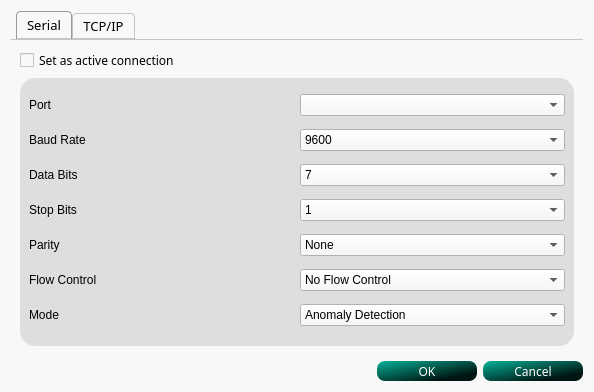
Above: config.ui from FutureElectron/FutureSimulator before the change. Below: the same form after it.
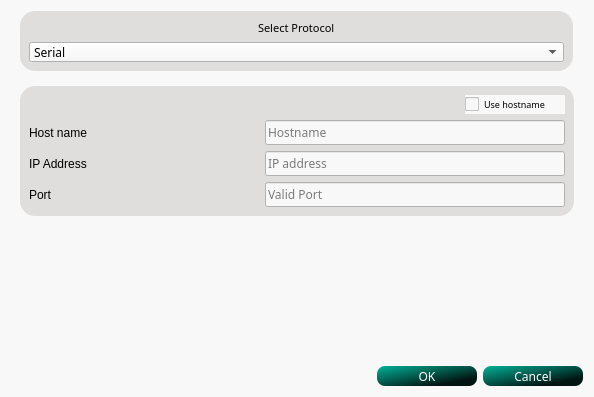
That is the form after the change. Icons and pictures are not drawn.

Diff of the .ui file:
```diff
--- a/config.ui
+++ b/config.ui
@@ -7,7 +7,7 @@
     <x>0</x>
     <y>0</y>
     <width>594</width>
-    <height>385</height>
+    <height>394</height>
    </rect>
   </property>
   <property name="windowTitle">
@@ -17,8 +17,90 @@
    <string notr="true">background-color: rgb(248, 248, 248);</string>
   </property>
   <layout class="QVBoxLayout" name="verticalLayout">
+   <item alignment="Qt::AlignHCenter">
+    <widget class="QFrame" name="frame_3">
+     <property name="maximumSize">
+      <size>
+       <width>555</width>
+       <height>16777215</height>
+      </size>
+     </property>
+     <property name="styleSheet">
+      <string notr="true">QFrame{
+	background-color: rgb(223, 222, 221);
+	border-radius:15px;
+	color: rgb(0, 0, 0);
+}</string>
+     </property>
+     <property name="frameShape">
+      <enum>QFrame::StyledPanel</enum>
+     </property>
+     <property name="frameShadow">
+      <enum>QFrame::Raised</enum>
+     </property>
+     <layout class="QVBoxLayout" name="verticalLayout_6">
+      <item alignment="Qt::AlignHCenter">
+       <widget class="QLabel" name="label_11">
+        <property name="font">
+         <font>
+          <family>Ubuntu Light</family>
+          <pointsize>8</pointsize>
+          <italic>false</italic>
+          <bold>false</bold>
+         </font>
+        </property>
+        <property name="text">
+         <string>Select Protocol</string>
+        </property>
+       </widget>
+      </item>
+      <item>
+       <widget class="QComboBox" name="protocolSelCombo">
+        <property name="minimumSize">
+         <size>
+          <width>535</width>
+          <height>20</height>
+         </size>
+        </property>
+        <property name="maximumSize">
+         <size>
+          <width>535</width>
+          <height>16777215</height>
+         </size>
+        </property>
+        <property name="font">
+         <font>
+          <family>Ubuntu Light</family>
+         </font>
+        </property>
+        <property name="styleSheet">
+         <string notr="true"/>
+        </property>
+        <property name="frame">
+         <bool>true</bool>
+        </property>
+        <item>
+         <property name="text">
+          <string>Serial</string>
+         </property>
+        </item>
+        <item>
+         <property name="text">
+          <string>TCPIP</string>
+         </property>
+        </item>
+        <item>
+         <property name="text">
+          <string>UDP</string>
+         </property>
+        </item>
+       </widget>
+      </item>
+     </layout>
+    </widget>
+   </item>
    <item>
-    <widget class="QTabWidget" name="tabWidget">
+    <widget class="QStackedWidget" name="stackedWidget">
      <property name="font">
       <font>
        <family>Ubuntu Light</family>
@@ -45,7 +127,7 @@
     border-top-left-radius: 4px;
     border-top-right-radius: 4px;
     min-width: 8ex;
-    padding: 3px 10px;
+    position:center;
 	color: black;
 }
 
@@ -65,28 +147,10 @@
 }</string>
      </property>
      <property name="currentIndex">
-      <number>0</number>
+      <number>1</number>
      </property>
-     <widget class="QWidget" name="serialtab">
-      <attribute name="title">
-       <string>Serial</string>
-      </attribute>
+     <widget class="QWidget" name="serialPage">
       <layout class="QVBoxLayout" name="verticalLayout_3">
-       <item>
-        <widget class="QCheckBox" name="setSerialActive">
-         <property name="font">
-          <font>
-           <family>Ubuntu Light</family>
-          </font>
-         </property>
-         <property name="text">
-          <string>Set as active connection</string>
-         </property>
-         <property name="checked">
-          <bool>false</bool>
-         </property>
-        </widget>
-       </item>
        <item>
         <widget class="QFrame" name="frame">
          <property name="minimumSize">
@@ -318,23 +382,8 @@
        </item>
       </layout>
      </widget>
-     <widget class="QWidget" name="tcptab">
-      <attribute name="title">
-       <string>TCP/IP</string>
-      </attribute>
+     <widget class="QWidget" name="tcpudpPage">
       <layout class="QVBoxLayout" name="verticalLayout_5">
-       <item>
-        <widget class="QCheckBox" name="setTCPActive">
-         <property name="font">
-          <font>
-           <family>Ubuntu Light</family>
-          </font>
-         </property>
-         <property name="text">
-          <string>Set as active connection</string>
-         </property>
-        </widget>
-       </item>
        <item>
         <widget class="QFrame" name="frame_2">
          <property name="minimumSize">
@@ -367,23 +416,116 @@
           <enum>QFrame::Raised</enum>
          </property>
          <layout class="QVBoxLayout" name="verticalLayout_4">
+          <item alignment="Qt::AlignRight">
+           <widget class="QCheckBox" name="useHostnameCheckBtn">
+            <property name="minimumSize">
+             <size>
+              <width>100</width>
+              <height>15</height>
+             </size>
+            </property>
+            <property name="maximumSize">
+             <size>
+              <width>100</width>
+              <height>16777215</height>
+             </size>
+            </property>
+            <property name="font">
+             <font>
+              <family>Ubuntu Light</family>
+              <pointsize>7</pointsize>
+             </font>
+            </property>
+            <property name="styleSheet">
+             <string notr="true"/>
+            </property>
+            <property name="text">
+             <string>Use hostname</string>
+            </property>
+            <property name="icon">
+             <iconset resource="icons.qrc">
+              <normaloff>:/16x16/cil-check-alt.png</normaloff>:/16x16/cil-check-alt.png</iconset>
+            </property>
+            <property name="iconSize">
+             <size>
+              <width>8</width>
+              <height>8</height>
+             </size>
+            </property>
+           </widget>
+          </item>
+          <item>
+           <layout class="QHBoxLayout" name="horizontalLayout_11">
+            <item>
+             <widget class="QLabel" name="label_10">
+              <property name="text">
+               <string>Host name</string>
+              </property>
+             </widget>
+            </item>
+            <item>
+             <widget class="QLineEdit" name="hostNameLEdit">
+              <property name="minimumSize">
+               <size>
+                <width>0</width>
+                <height>20</height>
+               </size>
+              </property>
+              <property name="maximumSize">
+               <size>
+                <width>300</width>
+                <height>16777215</height>
+               </size>
+              </property>
+              <property name="font">
+               <font>
+                <family>Ubuntu Light</family>
+               </font>
+              </property>
+              <property name="styleSheet">
+               <string notr="true"/>
+              </property>
+              <property name="text">
+               <string/>
+              </property>
+              <property name="placeholderText">
+               <string>Hostname</string>
+              </property>
+             </widget>
+            </item>
+           </layout>
+          </item>
           <item>
            <layout class="QHBoxLayout" name="horizontalLayout_9">
             <item>
              <widget class="QLabel" name="label_8">
               <property name="text">
-               <string>IP Address/Host name</string>
+               <string>IP Address</string>
               </property>
              </widget>
             </item>
             <item>
              <widget class="QLineEdit" name="ipaddr">
+              <property name="minimumSize">
+               <size>
+                <width>0</width>
+                <height>20</height>
+               </size>
+              </property>
               <property name="maximumSize">
                <size>
-                <width>200</width>
+                <width>300</width>
                 <height>16777215</height>
                </size>
               </property>
+              <property name="font">
+               <font>
+                <family>Ubuntu Light</family>
+               </font>
+              </property>
+              <property name="styleSheet">
+               <string notr="true"/>
+              </property>
               <property name="placeholderText">
                <string>IP address</string>
               </property>
@@ -402,12 +544,26 @@
             </item>
             <item>
              <widget class="QLineEdit" name="tcp_port">
+              <property name="minimumSize">
+               <size>
+                <width>0</width>
+                <height>20</height>
+               </size>
+              </property>
               <property name="maximumSize">
                <size>
-                <width>200</width>
+                <width>300</width>
                 <height>16777215</height>
                </size>
               </property>
+              <property name="font">
+               <font>
+                <family>Ubuntu Light</family>
+               </font>
+              </property>
+              <property name="styleSheet">
+               <string notr="true"/>
+              </property>
               <property name="maxLength">
                <number>6</number>
               </property>
@@ -423,6 +579,12 @@
        </item>
        <item>
         <spacer name="verticalSpacer_2">
+         <property name="minimumSize">
+          <size>
+           <width>0</width>
+           <height>20</height>
+          </size>
+         </property>
          <property name="orientation">
           <enum>Qt::Vertical</enum>
          </property>
```
Left out of the diff: 4 changed lines with no effect on the pictures.
